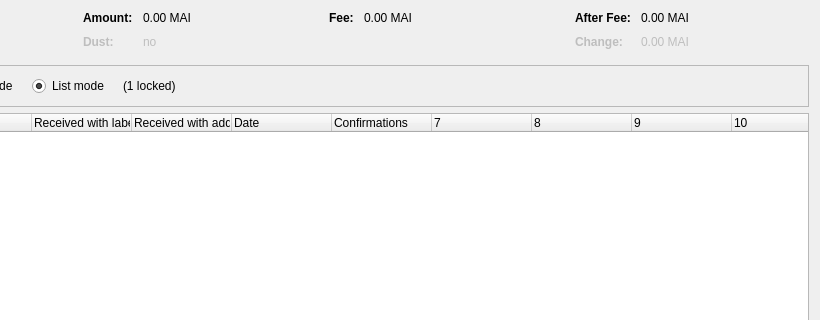
The window that src/qt/forms/coincontroldialog.ui (1185/starwels) describes before a commit, drawn with Qt 5; both pictures show x 180 to 1000 and y 0 to 320 of the 1000 by 500 pixel window.
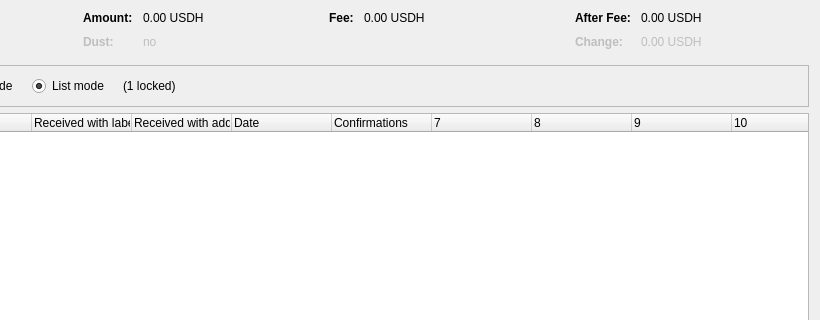
The same window after the commit. Custom widgets are drawn as their Qt base class.

Commit message: Change Ticker MAI -> USDH

The edit to the form file:
```diff
--- a/src/qt/forms/coincontroldialog.ui
+++ b/src/qt/forms/coincontroldialog.ui
@@ -132,7 +132,7 @@
           <enum>Qt::ActionsContextMenu</enum>
          </property>
          <property name="text">
-          <string notr="true">0.00 MAI</string>
+          <string notr="true">0.00 USDH</string>
          </property>
          <property name="textInteractionFlags">
           <set>Qt::LinksAccessibleByMouse|Qt::TextSelectableByKeyboard|Qt::TextSelectableByMouse</set>
@@ -212,7 +212,7 @@
           <enum>Qt::ActionsContextMenu</enum>
          </property>
          <property name="text">
-          <string notr="true">0.00 MAI</string>
+          <string notr="true">0.00 USDH</string>
          </property>
          <property name="textInteractionFlags">
           <set>Qt::LinksAccessibleByMouse|Qt::TextSelectableByKeyboard|Qt::TextSelectableByMouse</set>
@@ -257,7 +257,7 @@
           <enum>Qt::ActionsContextMenu</enum>
          </property>
          <property name="text">
-          <string notr="true">0.00 MAI</string>
+          <string notr="true">0.00 USDH</string>
          </property>
          <property name="textInteractionFlags">
           <set>Qt::LinksAccessibleByMouse|Qt::TextSelectableByKeyboard|Qt::TextSelectableByMouse</set>
@@ -292,7 +292,7 @@
           <enum>Qt::ActionsContextMenu</enum>
          </property>
          <property name="text">
-          <string notr="true">0.00 MAI</string>
+          <string notr="true">0.00 USDH</string>
          </property>
          <property name="textInteractionFlags">
           <set>Qt::LinksAccessibleByMouse|Qt::TextSelectableByKeyboard|Qt::TextSelectableByMouse</set>
```
The commit also changes 47 other files.
